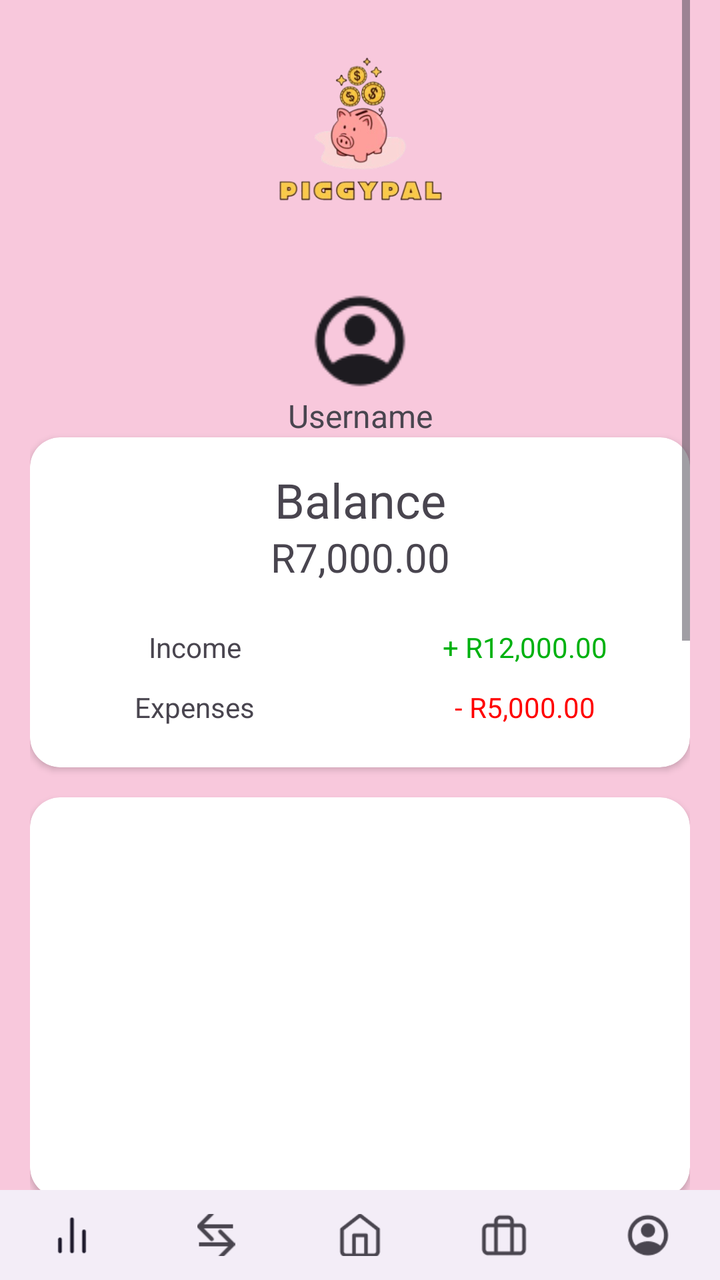
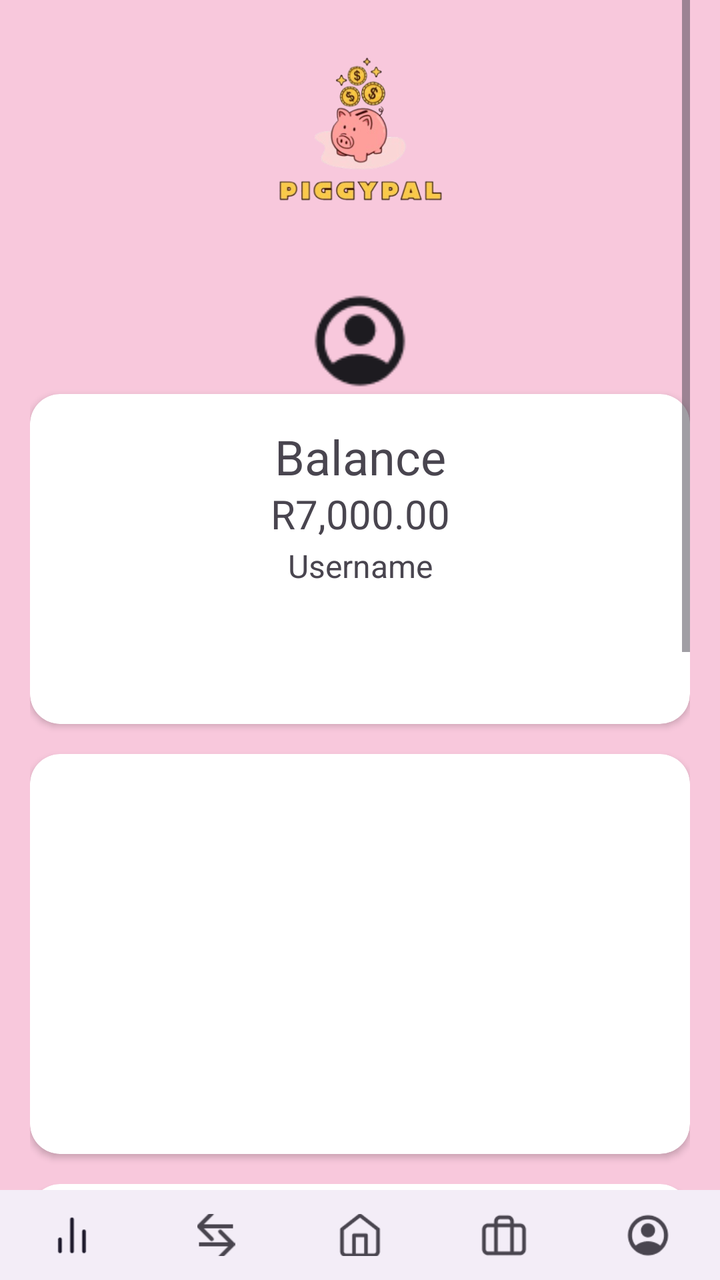

Before-and-after screenshots of an Android layout around one commit, followed by the original layout XML and the change that was made.
<!-- AndroidManifest.xml: application theme Theme.PiggyApp -->
<!-- res/layout/activity_home.xml -->
<?xml version="1.0" encoding="utf-8"?>
<androidx.constraintlayout.widget.ConstraintLayout xmlns:android="http://schemas.android.com/apk/res/android"
    xmlns:app="http://schemas.android.com/apk/res-auto"
    xmlns:tools="http://schemas.android.com/tools"
    android:id="@+id/main"
    android:layout_width="match_parent"
    android:layout_height="match_parent"
    android:background="@color/piggy_pink"
    tools:context=".HomeActivity">

    <LinearLayout
        android:id="@+id/linearLayout"
        android:layout_width="0dp"
        android:layout_height="wrap_content"
        android:gravity="center_horizontal"
        android:orientation="vertical"
        app:layout_constraintEnd_toEndOf="parent"
        app:layout_constraintStart_toStartOf="parent"
        app:layout_constraintTop_toTopOf="parent">

        <ScrollView
            android:layout_width="330dp"
            android:layout_height="match_parent">

            <LinearLayout
                android:layout_width="match_parent"
                android:layout_height="wrap_content"
                android:orientation="vertical">

                <ImageView
                    android:id="@+id/imgHome"
                    android:layout_width="match_parent"
                    android:layout_height="144dp"
                    app:srcCompat="@drawable/piggypal_logo_name" />

                <LinearLayout
                    android:layout_width="match_parent"
                    android:layout_height="match_parent"
                    android:orientation="vertical">

                    <ImageView
                        android:id="@+id/ivUserImage"
                        android:layout_width="match_parent"
                        android:layout_height="match_parent"
                        android:layout_weight="1"
                        app:srcCompat="@drawable/prog7313_profile" />

                    <TextView
                        android:id="@+id/tvUsername"
                        android:layout_width="match_parent"
                        android:layout_height="match_parent"
                        android:text="Username"
                        android:textAlignment="center"
                        android:textSize="16sp" />
                </LinearLayout>

                <androidx.cardview.widget.CardView
                    android:layout_width="match_parent"
                    android:layout_height="165dp"
                    app:cardCornerRadius="15dp">

                    <LinearLayout
                        android:layout_width="match_parent"
                        android:layout_height="match_parent"
                        android:orientation="vertical">

                        <Space
                            android:layout_width="match_parent"
                            android:layout_height="15dp" />

                        <TextView
                            android:id="@+id/txtBalance"
                            android:layout_width="match_parent"
                            android:layout_height="30dp"
                            android:gravity="center_horizontal|center_vertical"
                            android:text="Balance"
                            android:textSize="24sp" />

                        <TextView
                            android:id="@+id/textView13"
                            android:layout_width="match_parent"
                            android:layout_height="30dp"
                            android:gravity="center_horizontal|center_vertical"
                            android:text="R7,000.00"
                            android:textSize="20sp" />

                        <Space
                            android:layout_width="match_parent"
                            android:layout_height="15dp" />

                        <LinearLayout
                            android:layout_width="match_parent"
                            android:layout_height="30dp"
                            android:orientation="horizontal">

                            <TextView
                                android:id="@+id/txtIncome"
                                android:layout_width="165dp"
                                android:layout_height="match_parent"
                                android:gravity="center_horizontal|center_vertical"
                                android:text="Income" />

                            <TextView
                                android:id="@+id/textView11"
                                android:layout_width="165dp"
                                android:layout_height="match_parent"
                                android:layout_weight="1"
                                android:gravity="center_horizontal|center_vertical"
                                android:text="+ R12,000.00"
                                android:textColor="@color/piggy_green" />
                        </LinearLayout>

                        <LinearLayout
                            android:layout_width="match_parent"
                            android:layout_height="30dp"
                            android:orientation="horizontal">

                            <TextView
                                android:id="@+id/txtExpenses"
                                android:layout_width="165dp"
                                android:layout_height="match_parent"
                                android:gravity="center_horizontal|center_vertical"
                                android:text="Expenses" />

                            <TextView
                                android:id="@+id/textView12"
                                android:layout_width="165dp"
                                android:layout_height="match_parent"
                                android:layout_weight="1"
                                android:gravity="center_horizontal|center_vertical"
                                android:text="- R5,000.00"
                                android:textColor="@color/piggy_red" />
                        </LinearLayout>

                        <Space
                            android:layout_width="match_parent"
                            android:layout_height="15dp" />

                    </LinearLayout>

                </androidx.cardview.widget.CardView>

                <Space
                    android:layout_width="match_parent"
                    android:layout_height="15dp" />

                <androidx.cardview.widget.CardView
                    android:layout_width="match_parent"
                    android:layout_height="200dp"
                    app:cardCornerRadius="15dp" />

                <Space
                    android:layout_width="match_parent"
                    android:layout_height="15dp" />

                <androidx.cardview.widget.CardView
                    android:layout_width="match_parent"
                    android:layout_height="165dp"
                    app:cardCornerRadius="15dp">

                </androidx.cardview.widget.CardView>

                <Space
                    android:layout_width="wrap_content"
                    android:layout_height="500dp" />

            </LinearLayout>
        </ScrollView>

    </LinearLayout>

    <LinearLayout
        android:layout_width="match_parent"
        android:layout_height="45dp"
        android:orientation="vertical"
        app:layout_constraintBottom_toBottomOf="parent">

        <com.google.android.material.bottomnavigation.BottomNavigationView
            android:id="@+id/bottomNavView"
            android:layout_width="match_parent"
            android:layout_height="45dp"
            app:labelVisibilityMode="unlabeled"
            app:menu="@menu/navigation_bar" />
    </LinearLayout>

</androidx.constraintlayout.widget.ConstraintLayout>
<!-- resources referenced by this layout -->
<resources>
  <color name="piggy_green">#00B110</color>
  <color name="piggy_pink">#F8C8DC</color>
  <color name="piggy_red">#FF0000</color>
  <!-- drawable piggypal_logo_name: png bitmap (drawable, 54507 bytes) -->
  <!-- drawable prog7313_profile: png bitmap (drawable, 1560 bytes) -->
  <style name="Theme.PiggyApp" parent="Base.Theme.PiggyApp" />
  <style name="Base.Theme.PiggyApp" parent="Theme.Material3.DayNight.NoActionBar">
          
          
      </style>
</resources>

<!-- the commit's change to res/layout/activity_home.xml (unified diff, before → after) -->
@@ -45,13 +45,6 @@
                         android:layout_weight="1"
                         app:srcCompat="@drawable/prog7313_profile" />
 
-                    <TextView
-                        android:id="@+id/tvUsername"
-                        android:layout_width="match_parent"
-                        android:layout_height="match_parent"
-                        android:text="Username"
-                        android:textAlignment="center"
-                        android:textSize="16sp" />
                 </LinearLayout>
 
                 <androidx.cardview.widget.CardView
@@ -83,6 +76,14 @@
                             android:gravity="center_horizontal|center_vertical"
                             android:text="R7,000.00"
                             android:textSize="20sp" />
+
+                        <TextView
+                            android:id="@+id/tvUsername"
+                            android:layout_width="match_parent"
+                            android:layout_height="match_parent"
+                            android:text="Username"
+                            android:textAlignment="center"
+                            android:textSize="16sp" />
 
                         <Space
                             android:layout_width="match_parent"
